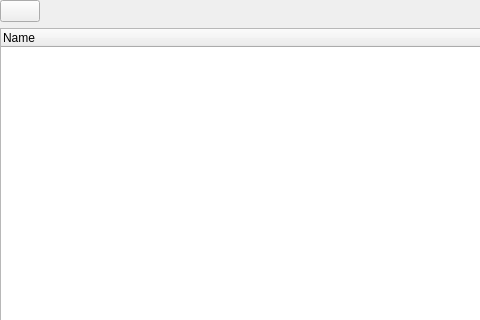
Qt form cedar/processing/gui/SimulationControl.ui (cedar/cedar) before a commit; both pictures show x 0 to 480 and y 0 to 320 of the 660 by 593 pixel window.
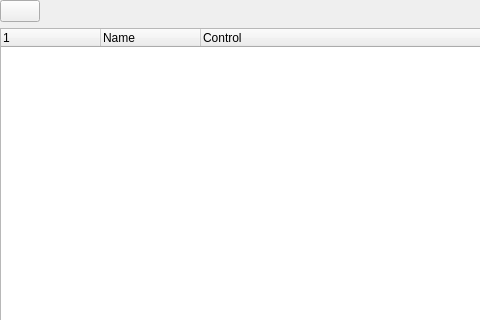
The same form after that commit. Icons and pictures are not drawn. Custom widgets are drawn as their Qt base class.

Commit message: Implemented start/stop functionality for individual triggers,

```diff
--- a/cedar/processing/gui/SimulationControl.ui
+++ b/cedar/processing/gui/SimulationControl.ui
@@ -47,11 +47,21 @@
    </item>
    <item>
     <widget class="cedar::proc::gui::ElementTreeWidget" name="mpTree">
+     <column>
+      <property name="text">
+       <string/>
+      </property>
+     </column>
      <column>
       <property name="text">
        <string>Name</string>
       </property>
      </column>
+     <column>
+      <property name="text">
+       <string>Control</string>
+      </property>
+     </column>
     </widget>
    </item>
   </layout>
```
The commit also changes 2 other files.
